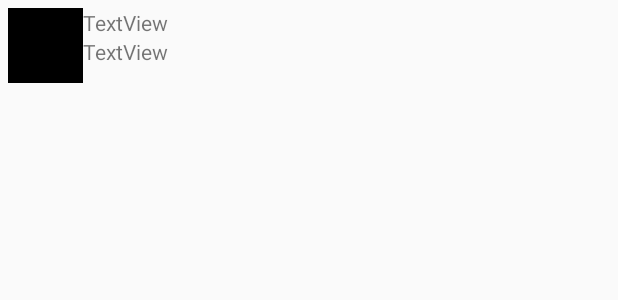
After one commit to catdematos98/MyTwitter, an Android app: the layout item_tweet.xml on its own in the app's theme, with its tools: preview values and no code run, on a phone screen of 412 x 824 dp. The commit adds this screen. Shown: the top 300 px of the screen. Run offline under Robolectric (Android 15) with nearby library versions, the phone set to English and light mode, and no system bars.

Commit message:
implements log in, shows tweets, and profile images using glide

```diff
--- a/app/build.gradle
+++ b/app/build.gradle
@@ -41,6 +41,8 @@ dependencies {
     implementation 'com.loopj.android:android-async-http:1.4.9'
     // Room for simple persistence with an ORM
     implementation "android.arch.persistence.room:runtime:1.1.1"
+    implementation 'com.android.support.constraint:constraint-layout:1.1.3'
     annotationProcessor "android.arch.persistence.room:compiler:1.1.1"
     implementation 'com.facebook.stetho:stetho:1.5.0'
+    implementation 'com.android.support:recyclerview-v7:28.0.0'
 }
--- /dev/null
+++ b/app/src/main/res/layout/item_tweet.xml
@@ -0,0 +1,38 @@
+<?xml version="1.0" encoding="utf-8"?>
+<RelativeLayout xmlns:android="http://schemas.android.com/apk/res/android"
+    xmlns:app="http://schemas.android.com/apk/res-auto"
+    xmlns:tools="http://schemas.android.com/tools"
+    android:layout_margin="5dp"
+    android:layout_width="match_parent"
+    android:layout_height="wrap_content">
+
+    <ImageView
+        android:id="@+id/ivProfileImage"
+        android:layout_width="50dp"
+        android:layout_height="50dp"
+        android:layout_alignParentStart = "true"
+        android:layout_alignParentTop = "true"
+        app:srcCompat="@android:color/black" />
+
+    <TextView
+        android:id="@+id/tvUserName"
+        android:layout_width="wrap_content"
+        android:layout_height="wrap_content"
+        android:layout_alignStart="@+id/tvBody"
+        android:layout_alignParentTop="true"
+        android:text="TextView"
+        tools:layout_editor_absoluteX="72dp"
+        tools:layout_editor_absoluteY="0dp" />
+
+    <TextView
+        android:id="@+id/tvBody"
+        android:layout_width="wrap_content"
+        android:layout_height="wrap_content"
+        android:layout_below="@+id/tvUserName"
+        android:layout_alignBottom="@+id/ivProfileImage"
+        android:layout_toEndOf="@+id/ivProfileImage"
+        android:text="TextView"
+        tools:layout_editor_absoluteX="72dp"
+        tools:layout_editor_absoluteY="31dp" />
+
+</RelativeLayout>
--- a/app/src/main/res/values/strings.xml
+++ b/app/src/main/res/values/strings.xml
@@ -1,7 +1,7 @@
 <?xml version="1.0" encoding="utf-8"?>
 <resources>
 
-    <string name="app_name">Rest Client Template</string>
+    <string name="app_name">Simple Tweet</string>
     <string name="login_label">Log in</string>
     <string name="intent_scheme">oauth</string>
     <string name="intent_host">cprest</string>
```
Also changed, not shown: app/src/main/AndroidManifest.xml (+8 -7 lines), app/src/main/java/com/codepath/apps/restclienttemplate/LoginActivity.java (+7 -4 lines), app/src/main/java/com/codepath/apps/restclienttemplate/RestApplication.java (deleted, +0 -41 lines), app/src/main/java/com/codepath/apps/restclienttemplate/RestClient.java (deleted, +0 -61 lines), app/src/main/java/com/codepath/apps/restclienttemplate/TimelineActivity.java (added, +89 -0 lines), app/src/main/java/com/codepath/apps/restclienttemplate/TweetAdapter.java (added, +71 -0 lines), app/src/main/java/com/codepath/apps/restclienttemplate/TwitterApp.java (added, +41 -0 lines), app/src/main/java/com/codepath/apps/restclienttemplate/TwitterClient.java (added, +62 -0 lines), app/src/main/java/com/codepath/apps/restclienttemplate/models/Tweet.java (added, +22 -0 lines), app/src/main/java/com/codepath/apps/restclienttemplate/models/User.java (added, +22 -0 lines), app/src/main/res/layout/activity_timeline.xml (added, +21 -0 lines), 1336 other files.
